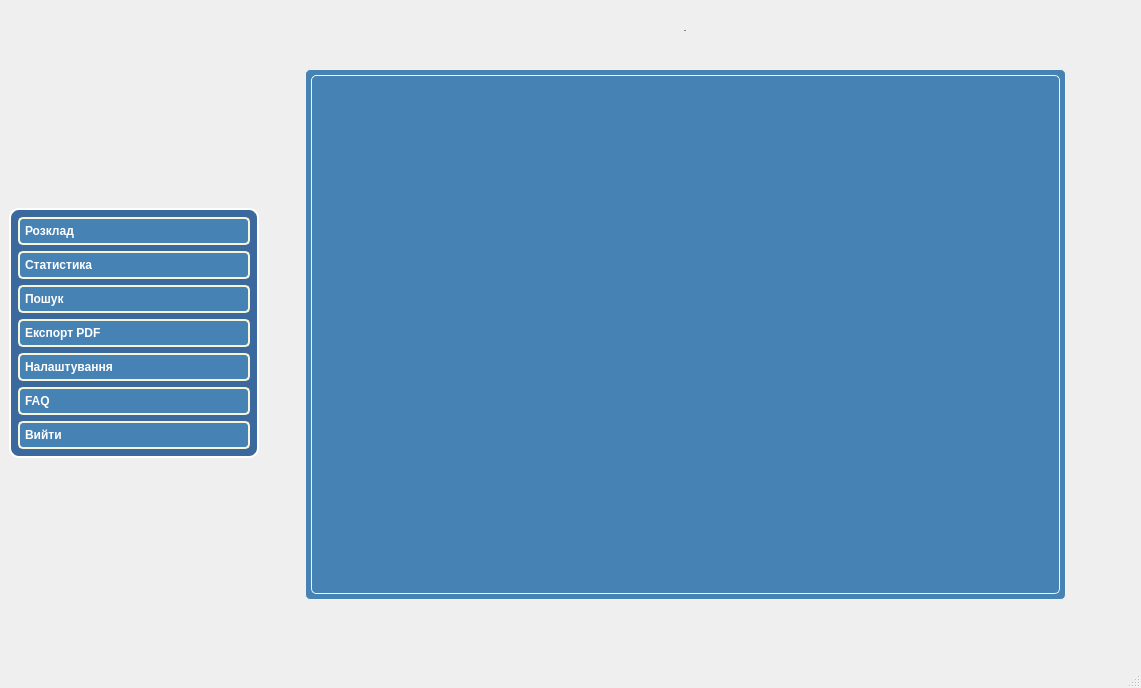
Qt form venv/src/ui/ui.ui (kvius/OnDuty) before a commit.
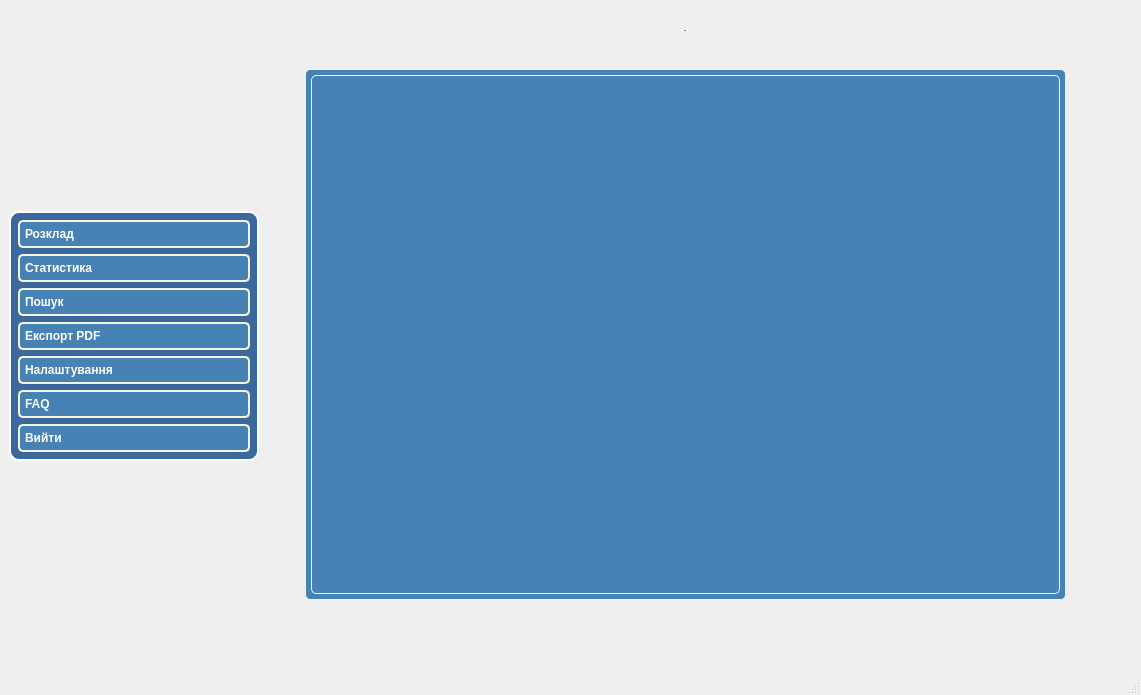
The same form after that commit. The open tabs and pages were chosen to show the change. Icons and pictures are not drawn.

Patch:
```diff
--- a/venv/src/ui/ui.ui
+++ b/venv/src/ui/ui.ui
@@ -7,7 +7,7 @@
     <x>0</x>
     <y>0</y>
     <width>1141</width>
-    <height>688</height>
+    <height>695</height>
    </rect>
   </property>
   <property name="sizePolicy">
```
Left out of the diff: 15 changed lines with no effect on the pictures.
